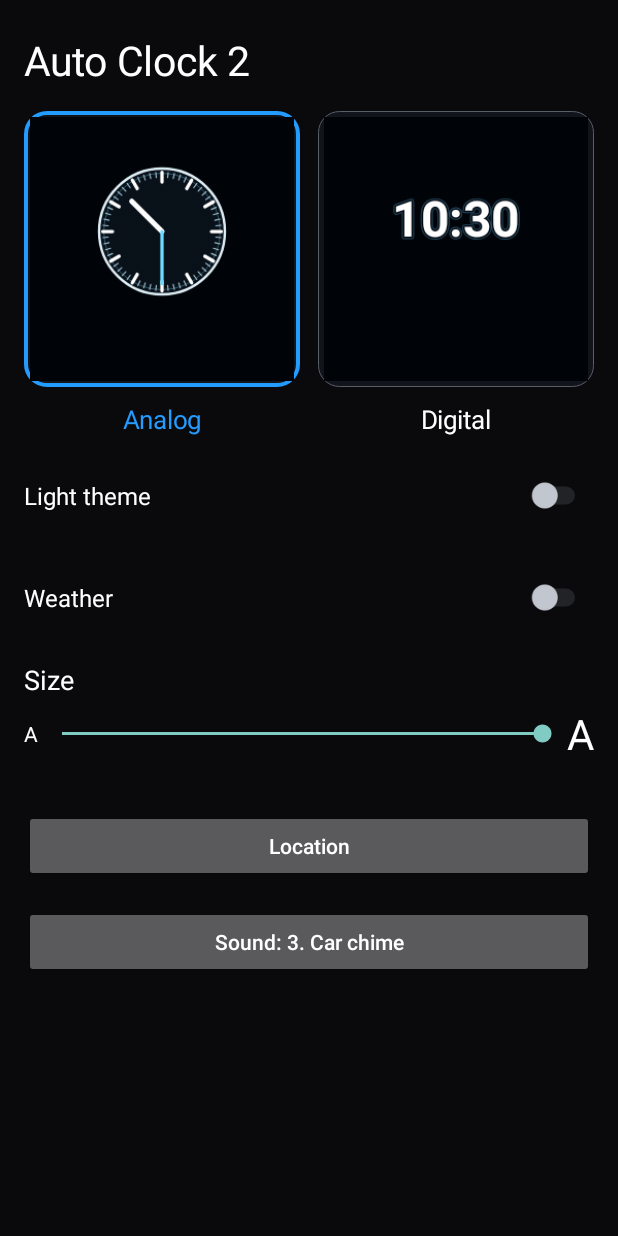
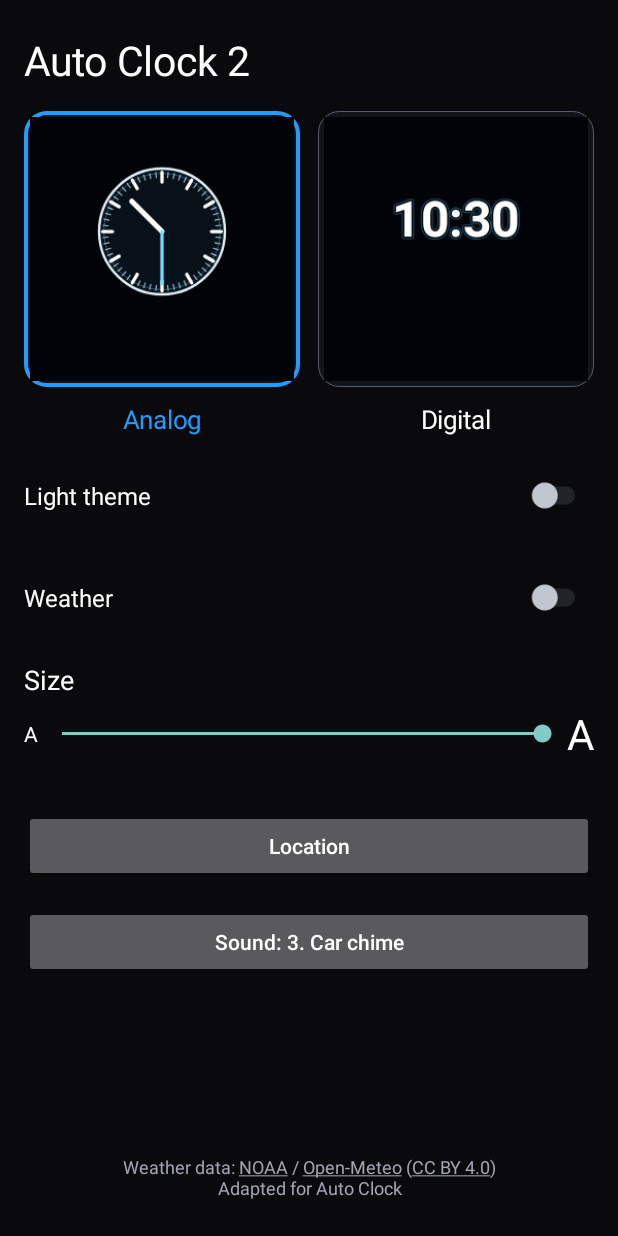
Before and after one commit to skotarov/androidauto-mediaclock, an Android app: the screen it shows after launch (MainActivity), on a phone screen of 412 x 824 dp. Run offline under Robolectric (Android 15) with nearby library versions, the phone set to English and light mode, and no system bars.

Commit message:
v0.73: Attribute NOAA and Open-Meteo in settings

```diff
--- a/app/build.gradle.kts
+++ b/app/build.gradle.kts
@@ -11,8 +11,8 @@ android {
         applicationId = "com.kotarov.autoclock2"
         minSdk = 23
         targetSdk = 35
-        versionCode = 72
-        versionName = "0.72.0-beta"
+        versionCode = 73
+        versionName = "0.73.0-beta"
     }
 
     buildTypes {
--- a/app/src/main/java/com/kotarov/autoclock/MainActivity.kt
+++ b/app/src/main/java/com/kotarov/autoclock/MainActivity.kt
@@ -228,6 +228,34 @@ class MainActivity : Activity() {
             LinearLayout.LayoutParams.MATCH_PARENT,
             LinearLayout.LayoutParams.WRAP_CONTENT
         ).apply { topMargin = dp(16) })
+
+        // Weather attribution stays at the bottom of the phone settings.
+        root.addView(View(this), LinearLayout.LayoutParams(
+            LinearLayout.LayoutParams.MATCH_PARENT, 0, 1f
+        ))
+        val credit = "Weather data: NOAA / Open-Meteo (CC BY 4.0)\nAdapted for Auto Clock"
+        val attribution = android.text.SpannableString(credit).apply {
+            fun link(label: String, url: String) {
+                val start = credit.indexOf(label)
+                setSpan(android.text.style.URLSpan(url), start, start + label.length,
+                    android.text.Spanned.SPAN_EXCLUSIVE_EXCLUSIVE)
+            }
+            link("NOAA", "https://aviationweather.gov/")
+            link("Open-Meteo", "https://open-meteo.com/")
+            link("CC BY 4.0", "https://creativecommons.org/licenses/by/4.0/")
+        }
+        root.addView(TextView(this).apply {
+            text = attribution
+            textSize = 12f
+            setTextColor(Color.rgb(160, 166, 178))
+            setLinkTextColor(Color.rgb(160, 166, 178))
+            gravity = android.view.Gravity.CENTER
+            movementMethod = android.text.method.LinkMovementMethod.getInstance()
+            setPadding(0, dp(28), 0, 0)
+        }, LinearLayout.LayoutParams(
+            LinearLayout.LayoutParams.MATCH_PARENT,
+            LinearLayout.LayoutParams.WRAP_CONTENT
+        ))
     }
 
     override fun onStart() {
```
Also changed, not shown: 1 other file.
